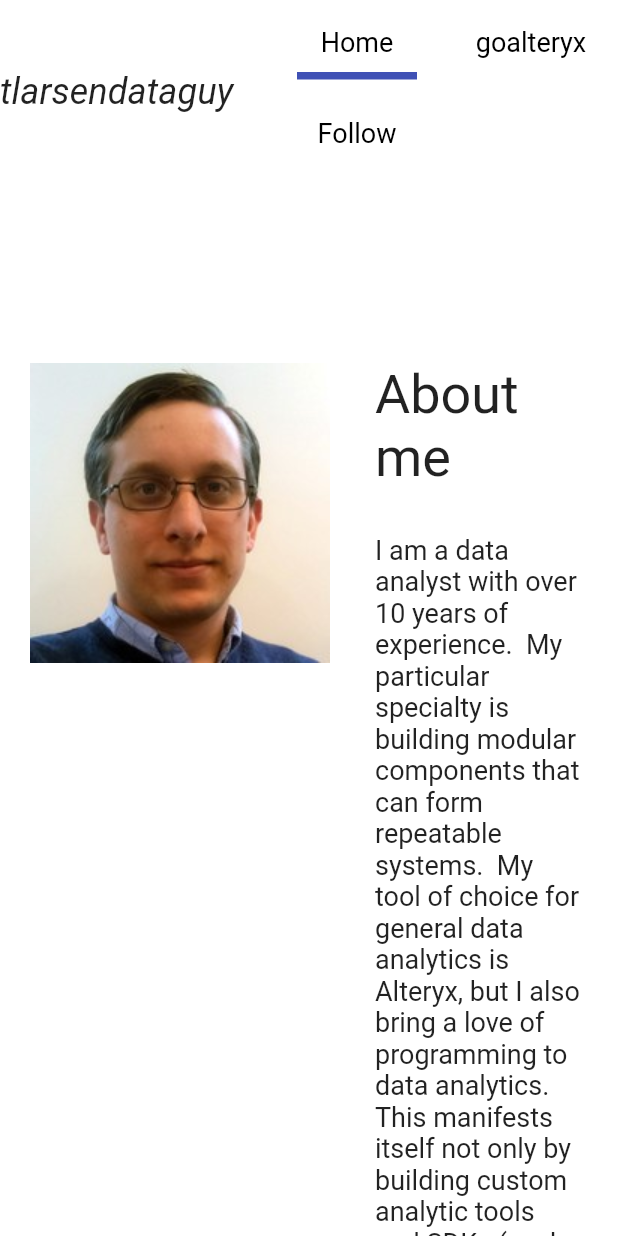
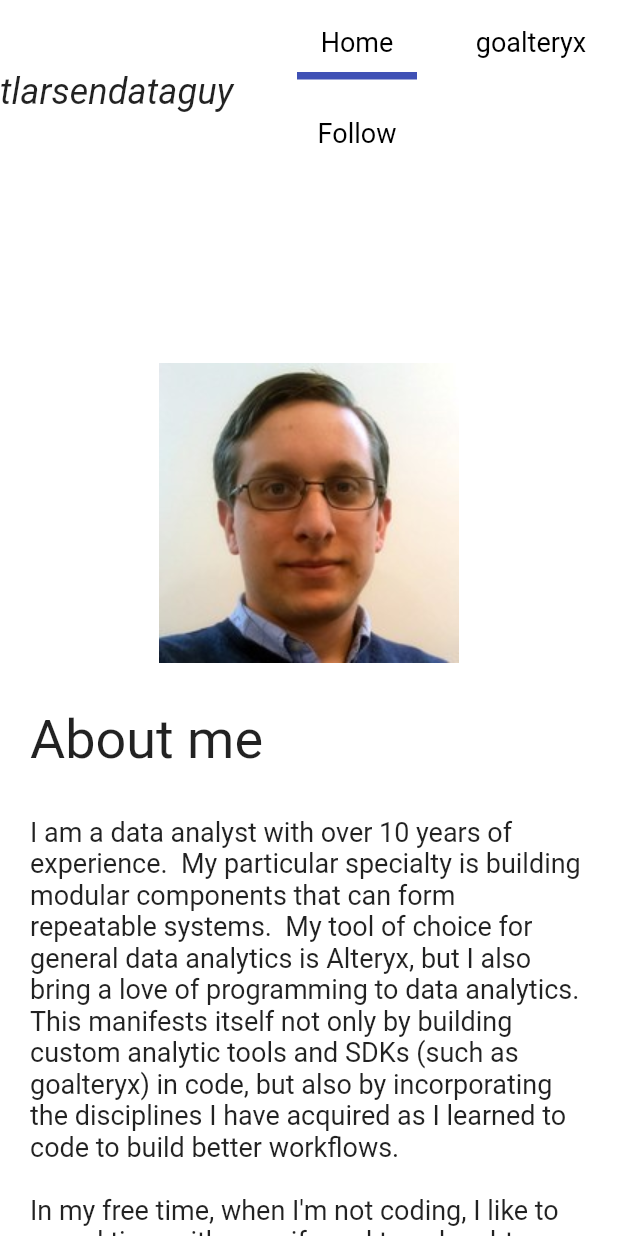
Before and after one commit to tlarsen7572/personal_site, a Flutter app: the screen it shows after launch, on a phone screen of 412 x 824 dp. Run offline on Flutter 3.47's test engine with Material 2 defaults, Android fonts, the phone set to English and light mode, and no system bars; our stand-ins replace page_transition.

Commit message:
make two-column layout responsive for mobile devices

```diff
--- a/lib/goalteryx_page.dart
+++ b/lib/goalteryx_page.dart
@@ -19,7 +19,7 @@ class GoAlteryxPage extends StatelessWidget {
       crossAxisAlignment: CrossAxisAlignment.stretch,
       children: [
         TwoColumnContent(
-          Image.asset("images/goalteryx_icon.png", height: 300),
+          Image.asset("images/goalteryx_icon.png", width: 300),
           Column(
             crossAxisAlignment: CrossAxisAlignment.start,
             children: [
--- a/lib/two_col_content.dart
+++ b/lib/two_col_content.dart
@@ -8,9 +8,20 @@ class TwoColumnContent extends StatelessWidget {
   final bool leftIsFlex;
 
   Widget build(BuildContext context) {
+    return LayoutBuilder(
+      builder: (BuildContext layoutContext, BoxConstraints constraints) {
+        if (constraints.maxWidth < 700) {
+          return Column(
+            crossAxisAlignment: CrossAxisAlignment.center,
+            children: [
+              this.leftContent,
+              SizedBox(height: 30),
+              this.rightContent,
+            ],
+          );
+        }
         var leftContent = this.leftIsFlex ? Expanded(child: this.leftContent) : this.leftContent;
         var rightContent = this.leftIsFlex ? this.rightContent : Expanded(child: this.rightContent);
-
         return Row(
           crossAxisAlignment: CrossAxisAlignment.start,
           children: [
@@ -20,4 +31,6 @@ class TwoColumnContent extends StatelessWidget {
           ],
         );
       }
+    );
   }
+}
```
Also changed, not shown: lib/follow_page.dart (+5 -6 lines). Lines whose indentation alone changed are shown as unchanged.
